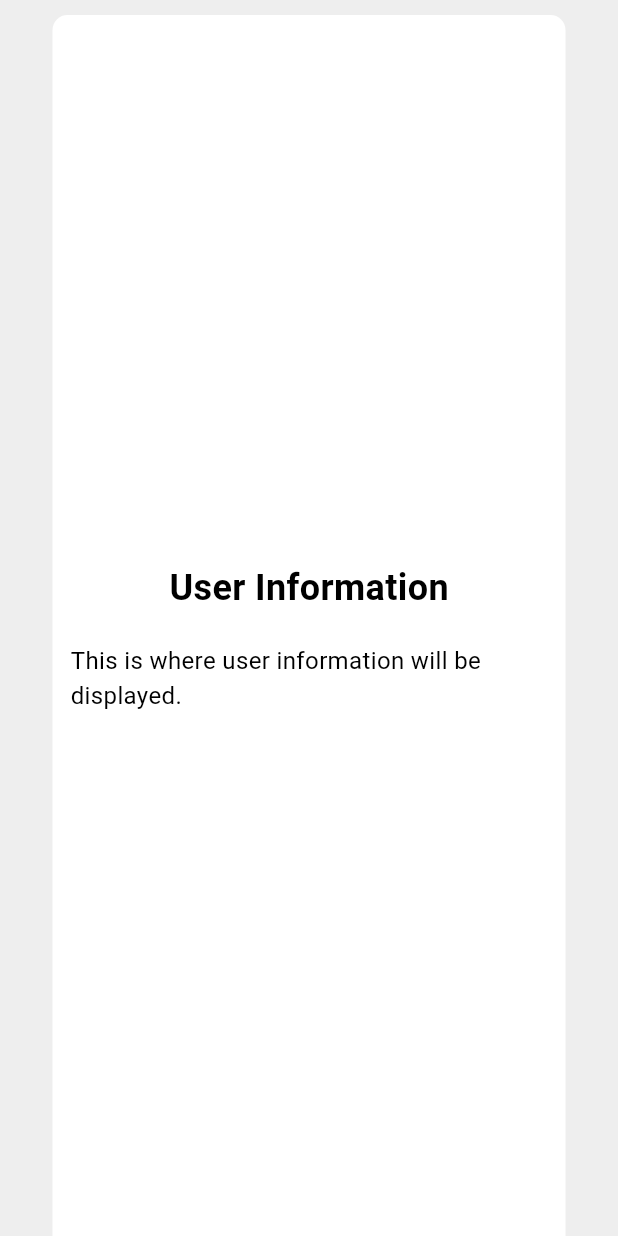
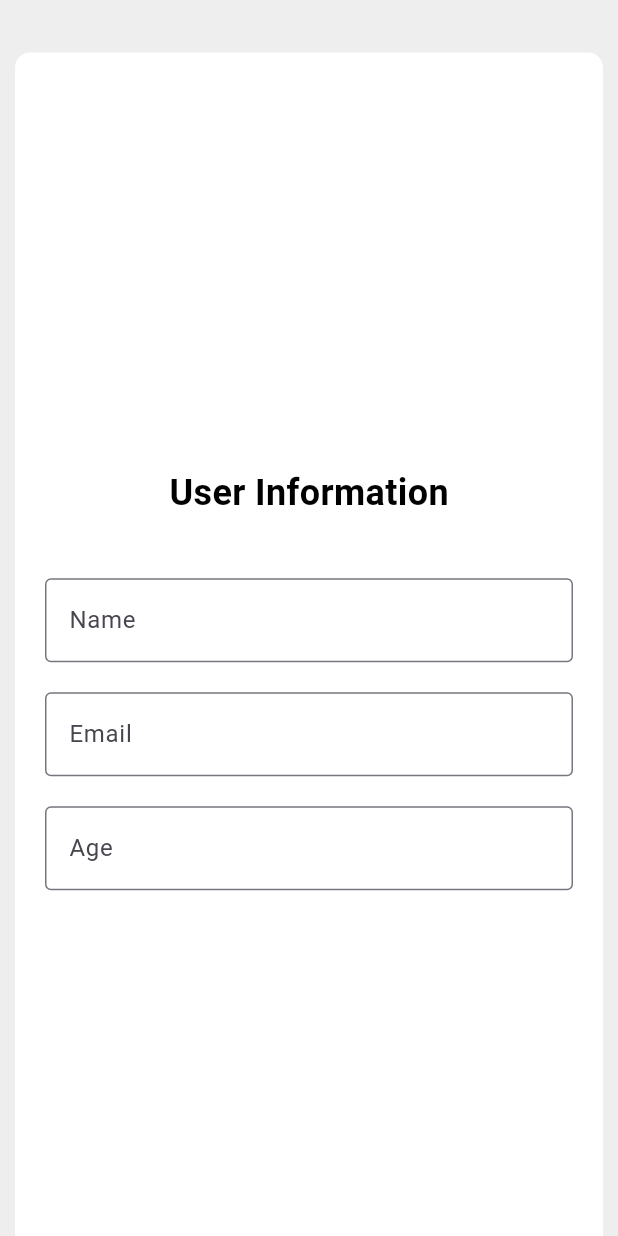
Before and after one commit to Hinokamika/final_project, a Flutter app: the UserInfoPage screen opened directly, on a phone screen of 412 x 824 dp. Run offline on Flutter 3.47's test engine with Material 3 defaults, Android fonts, the phone set to English and light mode, and no system bars; our stand-ins replace smooth_page_indicator.

Commit message:
third commit

```diff
--- a/lib/pages/site_pages/user_information.dart
+++ b/lib/pages/site_pages/user_information.dart
@@ -1,7 +1,9 @@
 import 'package:flutter/material.dart';
 
+final _formKey = GlobalKey<FormState>();
+
 class UserInformation extends StatelessWidget {
-  const UserInformation({super.key});
+  const UserInformation({Key? key}) : super(key: key);
 
   @override
   Widget build(BuildContext context) {
@@ -12,14 +14,14 @@ class UserInformation extends StatelessWidget {
         child: ClipRRect(
           borderRadius: BorderRadius.circular(10),
           child: Padding(
-            padding: const EdgeInsets.symmetric(horizontal: 25),
+            padding: const EdgeInsets.only(top: 25),
             child: Container(
               decoration: BoxDecoration(
                 color: Colors.white,
                 borderRadius: BorderRadius.circular(10),
               ),
               child: Padding(
-                padding: const EdgeInsets.symmetric(horizontal: 12),
+                padding: const EdgeInsets.only(left: 20, right: 20),
                 child: Column(
                   mainAxisAlignment: MainAxisAlignment.center,
                   children: [
@@ -32,13 +34,35 @@ class UserInformation extends StatelessWidget {
                       ),
                     ),
                     const SizedBox(height: 20),
-                    const Text(
-                      'This is where user information will be displayed.',
-                      style: TextStyle(
-                        fontSize: 16,
-                        color: Colors.black,
-                      ),
-                    ),
+                    Form(
+                      key: _formKey,
+                      child: Padding(
+                        padding: const EdgeInsets.symmetric(vertical: 20),
+                        child: Column(
+                        children: [
+                          TextFormField(
+                            decoration: InputDecoration(
+                              labelText: 'Name',
+                              border: OutlineInputBorder(),
+                            ),
+                          ),
+                          SizedBox(height: 20),
+                          TextFormField(
+                            decoration: InputDecoration(
+                              labelText: 'Email',
+                              border: OutlineInputBorder(),
+                            ),
+                          ),
+                          SizedBox(height: 20),
+                          TextFormField(
+                            decoration: InputDecoration(
+                              labelText: 'Age',
+                              border: OutlineInputBorder(),
+                            ),
+                          ),
+                        ],
+                                            ),
+                      ))
                   ],
                 ),
               ),
--- a/lib/pages/user_info_page.dart
+++ b/lib/pages/user_info_page.dart
@@ -15,7 +15,7 @@ class UserInfoPage extends StatelessWidget {
         mainAxisAlignment: MainAxisAlignment.spaceEvenly,
         children: [
           SizedBox(
-            height: 850,
+            height: 900,
             child: PageView(
               controller: _controller,
               children: const [
```
Also changed, not shown: lib/pages/site_pages/fitness_level.dart (+22 -8 lines), lib/pages/site_pages/health_goal.dart (+23 -8 lines).
